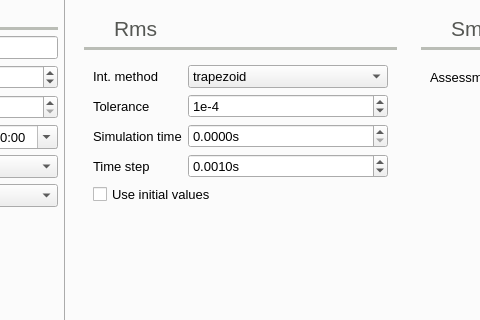
The window that src/VeraGrid/Gui/Main/MainWindow.ui (SanPen/VeraGrid) describes before a commit, drawn with Qt 5; both pictures show x 202 to 682 and y 89 to 409 of the 1255 by 772 pixel window.
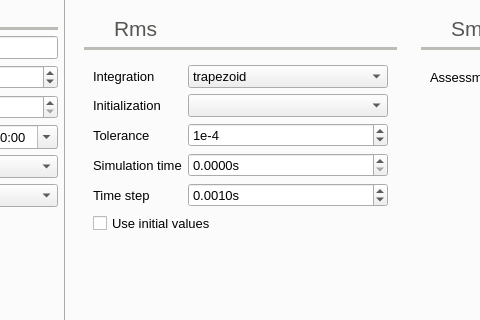
The same window after the commit. The open tabs and pages were chosen to show the change. Icons and pictures are not drawn.

Diff of the .ui file:
```diff
--- a/src/VeraGrid/Gui/Main/MainWindow.ui
+++ b/src/VeraGrid/Gui/Main/MainWindow.ui
@@ -7457,6 +7457,45 @@
                   <enum>QFrame::Shadow::Raised</enum>
                  </property>
                  <layout class="QGridLayout" name="gridLayout_34">
+                  <item row="3" column="0">
+                   <widget class="QLabel" name="label_412">
+                    <property name="text">
+                     <string>Simulation time</string>
+                    </property>
+                   </widget>
+                  </item>
+                  <item row="3" column="1">
+                   <widget class="QDoubleSpinBox" name="sim_time_spinBox">
+                    <property name="toolTip">
+                     <string>&lt;html&gt;&lt;head/&gt;&lt;body&gt;&lt;p&gt;Initial time for the simulation. &lt;/p&gt;&lt;p&gt;In practice this is used to slow down troublesome solutions.&lt;/p&gt;&lt;/body&gt;&lt;/html&gt;</string>
+                    </property>
+                    <property name="suffix">
+                     <string>s</string>
+                    </property>
+                    <property name="decimals">
+                     <number>4</number>
+                    </property>
+                    <property name="minimum">
+                     <double>0.000000000000000</double>
+                    </property>
+                    <property name="maximum">
+                     <double>1000.000000000000000</double>
+                    </property>
+                    <property name="singleStep">
+                     <double>0.010000000000000</double>
+                    </property>
+                    <property name="value">
+                     <double>0.000000000000000</double>
+                    </property>
+                   </widget>
+                  </item>
+                  <item row="0" column="0">
+                   <widget class="QLabel" name="label_411">
+                    <property name="text">
+                     <string>Integration</string>
+                    </property>
+                   </widget>
+                  </item>
                   <item row="0" column="1">
                    <widget class="QComboBox" name="rms_int_method_comboBox">
                     <property name="minimumSize">
@@ -7480,22 +7519,28 @@
                     </item>
                    </widget>
                   </item>
-                  <item row="1" column="0">
+                  <item row="7" column="0">
+                   <spacer name="verticalSpacer_4">
+                    <property name="orientation">
+                     <enum>Qt::Orientation::Vertical</enum>
+                    </property>
+                    <property name="sizeHint" stdset="0">
+                     <size>
+                      <width>20</width>
+                      <height>40</height>
+                     </size>
+                    </property>
+                   </spacer>
+                  </item>
+                  <item row="2" column="0">
                    <widget class="QLabel" name="label_409">
                     <property name="text">
                      <string>Tolerance</string>
                     </property>
                    </widget>
                   </item>
-                  <item row="3" column="0">
-                   <widget class="QLabel" name="label_405">
-                    <property name="text">
-                     <string>Time step</string>
-                    </property>
-                   </widget>
-                  </item>
-                  <item row="2" column="1">
-                   <widget class="QDoubleSpinBox" name="sim_time_spinBox">
+                  <item row="4" column="1">
+                   <widget class="QDoubleSpinBox" name="h_spinBox">
                     <property name="toolTip">
                      <string>&lt;html&gt;&lt;head/&gt;&lt;body&gt;&lt;p&gt;Initial time for the simulation. &lt;/p&gt;&lt;p&gt;In practice this is used to slow down troublesome solutions.&lt;/p&gt;&lt;/body&gt;&lt;/html&gt;</string>
                     </property>
@@ -7515,18 +7560,18 @@
                      <double>0.010000000000000</double>
                     </property>
                     <property name="value">
-                     <double>0.000000000000000</double>
+                     <double>0.001000000000000</double>
                     </property>
                    </widget>
                   </item>
-                  <item row="0" column="0">
-                   <widget class="QLabel" name="label_411">
+                  <item row="5" column="0" colspan="2">
+                   <widget class="QCheckBox" name="rms_use_init_values_checkBox">
                     <property name="text">
-                     <string>Int. method</string>
+                     <string>Use initial values</string>
                     </property>
                    </widget>
                   </item>
-                  <item row="1" column="1">
+                  <item row="2" column="1">
                    <widget class="QSpinBox" name="tolerance_rms_spinBox">
                     <property name="toolTip">
                      <string>&lt;html&gt;&lt;head/&gt;&lt;body&gt;&lt;p&gt;Error tolerance of the method&lt;/p&gt;&lt;/body&gt;&lt;/html&gt;</string>
@@ -7545,65 +7590,30 @@
                     </property>
                    </widget>
                   </item>
-                  <item row="3" column="1">
-                   <widget class="QDoubleSpinBox" name="h_spinBox">
-                    <property name="toolTip">
-                     <string>&lt;html&gt;&lt;head/&gt;&lt;body&gt;&lt;p&gt;Initial time for the simulation. &lt;/p&gt;&lt;p&gt;In practice this is used to slow down troublesome solutions.&lt;/p&gt;&lt;/body&gt;&lt;/html&gt;</string>
-                    </property>
-                    <property name="suffix">
-                     <string>s</string>
-                    </property>
-                    <property name="decimals">
-                     <number>4</number>
-                    </property>
-                    <property name="minimum">
-                     <double>0.000000000000000</double>
-                    </property>
-                    <property name="maximum">
-                     <double>1000.000000000000000</double>
-                    </property>
-                    <property name="singleStep">
-                     <double>0.001000000000000</double>
-                    </property>
-                    <property name="value">
-                     <double>0.001000000000000</double>
-                    </property>
-                   </widget>
-                  </item>
                   <item row="6" column="0">
-                   <spacer name="verticalSpacer_4">
-                    <property name="orientation">
-                     <enum>Qt::Orientation::Vertical</enum>
-                    </property>
-                    <property name="sizeHint" stdset="0">
-                     <size>
-                      <width>20</width>
-                      <height>40</height>
-                     </size>
-                    </property>
-                   </spacer>
-                  </item>
-                  <item row="2" column="0">
-                   <widget class="QLabel" name="label_412">
-                    <property name="text">
-                     <string>Simulation time</string>
-                    </property>
-                   </widget>
-                  </item>
-                  <item row="5" column="0">
                    <widget class="QLabel" name="label_407">
                     <property name="text">
                      <string/>
                     </property>
                    </widget>
                   </item>
-                  <item row="4" column="0" colspan="2">
-                   <widget class="QCheckBox" name="rms_use_init_values_checkBox">
+                  <item row="4" column="0">
+                   <widget class="QLabel" name="label_405">
                     <property name="text">
-                     <string>Use initial values</string>
+                     <string>Time step</string>
                     </property>
                    </widget>
                   </item>
+                  <item row="1" column="0">
+                   <widget class="QLabel" name="label_413">
+                    <property name="text">
+                     <string>Initialization</string>
+                    </property>
+                   </widget>
+                  </item>
+                  <item row="1" column="1">
+                   <widget class="QComboBox" name="rms_initialization_method_comboBox"/>
+                  </item>
                  </layout>
                 </widget>
                </item>
```
Left out of the diff: 34 changed lines with no effect on the pictures.
